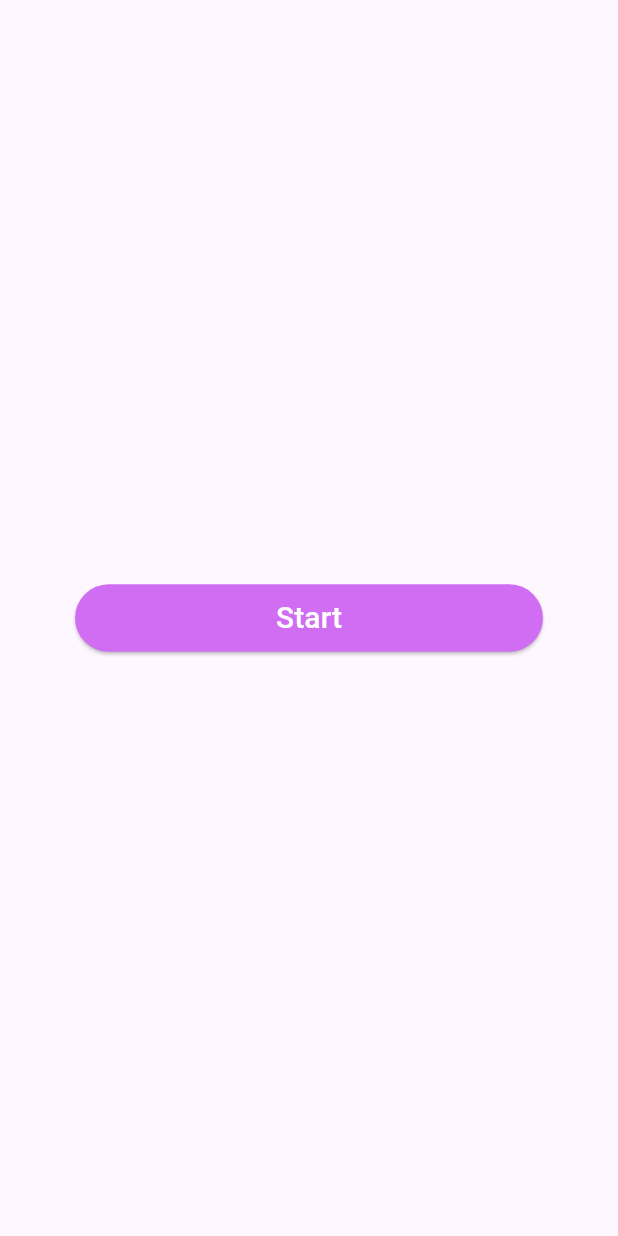
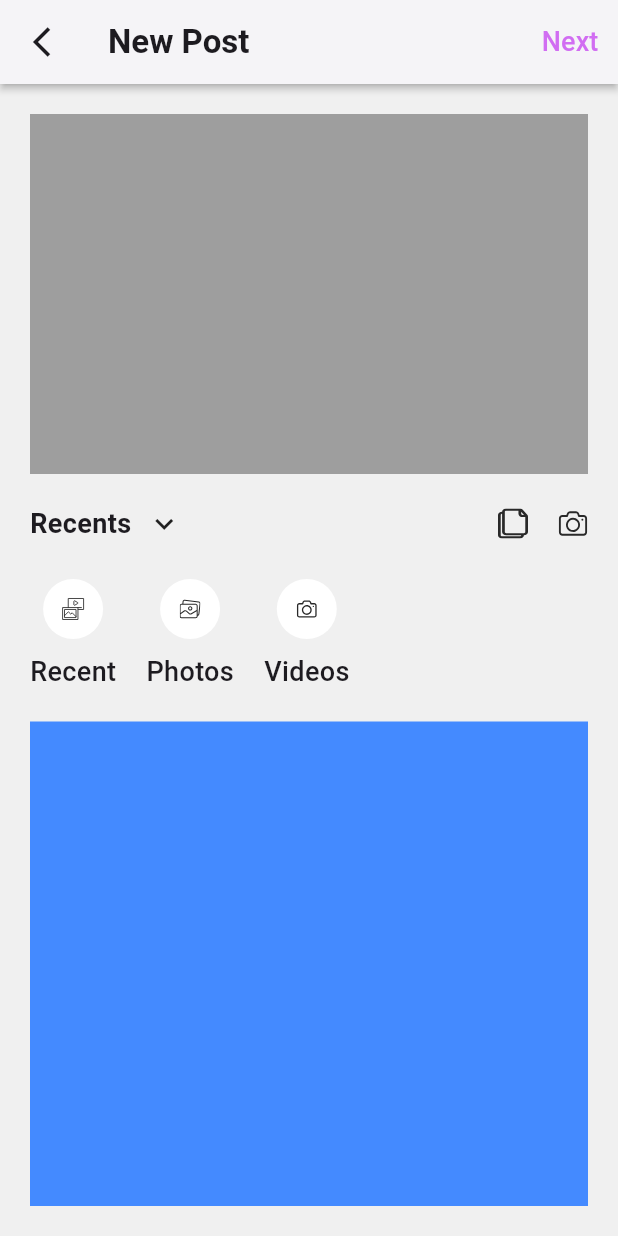
Before and after one commit to MuhammedShabeel001/minimal_social_media, a Flutter app: the screen it shows after launch, on a phone screen of 412 x 824 dp. Run offline on Flutter 3.47's test engine with Material 3 defaults, Android fonts, the phone set to English and light mode, and no system bars; our stand-ins replace file_picker, flutter_svg, image_picker.

Commit message:
newpost page

```diff
--- a/lib/main.dart
+++ b/lib/main.dart
@@ -1,7 +1,11 @@
 import 'package:flutter/material.dart';
+import 'package:provider/provider.dart';
+import 'package:social_media/controller/image_provider.dart';
 import 'package:social_media/view/pages/home_page.dart';
+import 'package:social_media/view/pages/new_post_page.dart';
 
 void main() {
+  WidgetsFlutterBinding.ensureInitialized();
   runApp(const MyApp());
 }
 
@@ -10,13 +14,18 @@ class MyApp extends StatelessWidget {
 
   @override
   Widget build(BuildContext context) {
-    return MaterialApp(
-      title: 'Flutter Demo',
-      theme: ThemeData(
-        colorScheme: ColorScheme.fromSeed(seedColor: Colors.deepPurple),
-        useMaterial3: true,
+    return MultiProvider(
+      providers: [ ChangeNotifierProvider(
+          create: (context) => KImageProvider(),
+        ),],
+      child: MaterialApp(
+        title: 'Flutter Demo',
+        theme: ThemeData(
+          colorScheme: ColorScheme.fromSeed(seedColor: Colors.deepPurple),
+          useMaterial3: true,
+        ),
+      home: NewPostPage()
       ),
-    home: HomePage(),
     );
   }
 }
--- a/lib/view/pages/home_page.dart
+++ b/lib/view/pages/home_page.dart
@@ -1,4 +1,6 @@
 import 'package:flutter/material.dart';
+import 'package:social_media/view/pages/new_post_page.dart';
+import 'package:social_media/view/widgets/text_button.dart';
 
 class HomePage extends StatelessWidget {
   const HomePage({super.key});
@@ -12,13 +14,9 @@ class HomePage extends StatelessWidget {
           child: SizedBox(
             height: 45,
             width: 312,
-            child: ElevatedButton(
-              onPressed: () {},
-              style: ElevatedButton.styleFrom(
-                backgroundColor: Color.fromRGBO(209, 109, 242, 1),
-                // textStyle: TextStyle(color: Colors.white, )
-              ),
-              child: Text('Start', style: TextStyle(color: Colors.white,fontSize: 20),),
+            child: MyTextButton(
+              text: 'Start',
+              ontap: () {Navigator.push(context, MaterialPageRoute(builder: (context) => NewPostPage(),));},
             ),
           ),
         ),
--- /dev/null
+++ b/lib/view/pages/new_post_page.dart
@@ -0,0 +1,76 @@
+import 'package:flutter/material.dart';
+import 'package:provider/provider.dart';
+import 'package:social_media/view/widgets/app_bar.dart';
+import 'package:social_media/view/widgets/icon_text_button.dart';
+import '../../controller/image_provider.dart';
+import 'package:flutter_svg/flutter_svg.dart';
+
+class NewPostPage extends StatelessWidget {
+  const NewPostPage({super.key});
+
+  @override
+  Widget build(BuildContext context) {
+    return Scaffold(
+        backgroundColor: Color.fromRGBO(240, 240, 240, 1),
+        appBar: MyAppBar(
+          actions: [
+            TextButton(
+                onPressed: () {},
+                child: Text(
+                  'Next',
+                  style: TextStyle(
+                      fontSize: 18, color: Color.fromRGBO(209, 109, 242, 1)),
+                ))
+          ],
+        ),
+        body: Padding(
+          padding: const EdgeInsets.all(20),
+          child: Column(
+            spacing: 20,
+            children: [
+              Container(
+                width: double.infinity,
+                height: 240,
+                color: Colors.grey,
+              ),
+              Row(
+                mainAxisAlignment: MainAxisAlignment.spaceBetween,
+                children: [
+                  SizedBox(
+                    child: Row(
+                      spacing: 10,
+                      children: [Text('Recents',style: TextStyle(fontSize: 18,fontWeight: FontWeight.w600),), Icon(Icons.keyboard_arrow_down_outlined)],
+                    ),
+                  ),
+                  SizedBox(child: Row(
+                    spacing: 20,
+                    children: [
+                      SvgPicture.asset('assets/icons/icon3.svg',height: 20,),
+                      SvgPicture.asset('assets/icons/icon2.svg',height: 20,),
+                    ],
+                  ))
+                ],
+              ),
+              Row(
+                spacing: 20,
+                children: [
+                  IconTextButton(
+                      text: 'Recent',
+                      icon: 'assets/icons/icon5.svg',
+                      ontap: () {}),
+                  IconTextButton(
+                      text: 'Photos',
+                      icon: 'assets/icons/icon4.svg',
+                      ontap: () {}),
+                  IconTextButton(
+                      text: 'Videos',
+                      icon: 'assets/icons/icon2.svg',
+                      ontap: () {}),
+                ],
+              ),
+              Expanded(child: Container(color: Colors.blueAccent,))
+            ],
+          ),
+        ));
+  }
+}
--- /dev/null
+++ b/lib/view/widgets/app_bar.dart
@@ -0,0 +1,30 @@
+import 'package:flutter/material.dart';
+
+class MyAppBar extends StatelessWidget implements PreferredSizeWidget {
+  final List<Widget>? actions; // Dynamic actions
+
+  const MyAppBar({
+    super.key,
+    this.actions,
+  });
+
+  @override
+  Widget build(BuildContext context) {
+    return AppBar(
+      backgroundColor: Colors.white,
+      elevation: 2,
+      shadowColor: Colors.black,
+      leading: IconButton(
+        onPressed: () {
+          Navigator.pop(context);
+        },
+        icon: const Icon(Icons.arrow_back_ios_sharp),
+      ),
+      title: const Text("New Post", style: TextStyle(fontWeight: FontWeight.bold),),
+      actions: actions, // Dynamic actions
+    );
+  }
+
+  @override
+  Size get preferredSize => const Size.fromHeight(kToolbarHeight);
+}
--- /dev/null
+++ b/lib/view/widgets/icon_text_button.dart
@@ -0,0 +1,33 @@
+// ignore_for_file: public_member_api_docs, sort_constructors_first
+import 'package:flutter/material.dart';
+import 'package:flutter_svg/flutter_svg.dart';
+
+class IconTextButton extends StatelessWidget {
+  final String text;
+  final String icon;
+  final VoidCallback ontap;
+  const IconTextButton({
+    super.key,
+    required this.text,
+    required this.icon,
+    required this.ontap,
+  });
+
+  @override
+  Widget build(BuildContext context) {
+    return Column(
+      spacing: 5,
+      children: [
+        IconButton.filled(
+          onPressed: ontap,
+          icon: SvgPicture.asset(icon),
+          style: IconButton.styleFrom(
+            backgroundColor: Colors.white,
+            fixedSize: const Size(34, 34),
+          ),
+        ),
+        Text(text, style: TextStyle(fontWeight: FontWeight.w500, fontSize: 18),)
+      ],
+    );
+  }
+}
```
Also changed, not shown: lib/controller/image_provider.dart (added, +95 -0 lines), lib/view/widgets/text_button.dart (added, +25 -0 lines), pubspec.yaml (+7 -8 lines), assets/icons/icon1.svg (added), assets/icons/icon2.svg (added), assets/icons/icon3.svg (added), assets/icons/icon4.svg (added), assets/icons/icon5.svg (added), pubspec.lock, 6 other files.
